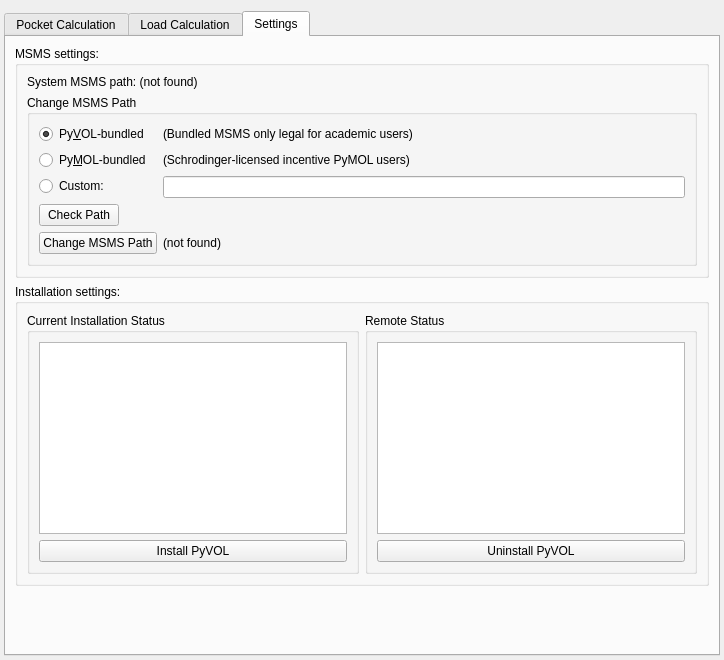
Old version of the form pyvol/pyvol_gui/pyvol_gui.ui in the repository schlessinger-lab/pyvol.
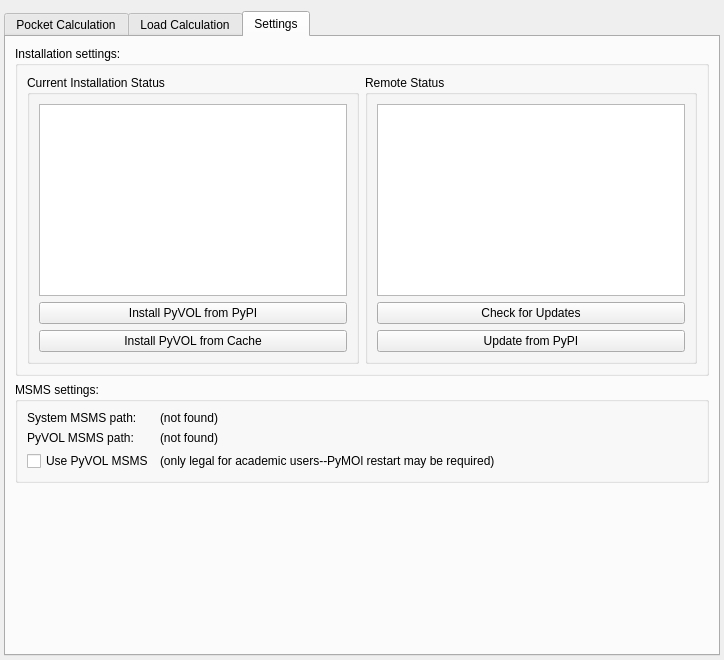
New version of the form. The open tabs and pages were chosen to show the change.

Commit message: fixed code for the msms settings checkbox

```diff
--- a/pyvol/pyvol_gui/pyvol_gui.ui
+++ b/pyvol/pyvol_gui/pyvol_gui.ui
@@ -550,96 +550,6 @@
        <string notr="true">Settings</string>
       </attribute>
       <layout class="QVBoxLayout" name="verticalLayout_8">
-       <item>
-        <widget class="QGroupBox" name="msms_box">
-         <property name="title">
-          <string>MSMS settings:</string>
-         </property>
-         <layout class="QVBoxLayout" name="verticalLayout_7">
-          <item>
-           <widget class="QLabel" name="msms_status_label">
-            <property name="text">
-             <string>System MSMS path: (not found)</string>
-            </property>
-           </widget>
-          </item>
-          <item>
-           <widget class="QGroupBox" name="msms_source_box">
-            <property name="title">
-             <string>Change MSMS Path</string>
-            </property>
-            <layout class="QFormLayout" name="formLayout_5">
-             <item row="0" column="0">
-              <widget class="QRadioButton" name="msms_default_rbutton">
-               <property name="text">
-                <string>Py&amp;VOL-bundled</string>
-               </property>
-               <property name="checked">
-                <bool>true</bool>
-               </property>
-              </widget>
-             </item>
-             <item row="1" column="0">
-              <widget class="QRadioButton" name="msms_pymol_rbutton">
-               <property name="text">
-                <string>Py&amp;MOL-bundled</string>
-               </property>
-               <property name="checked">
-                <bool>false</bool>
-               </property>
-              </widget>
-             </item>
-             <item row="2" column="0">
-              <widget class="QRadioButton" name="msms_custom_rbutton">
-               <property name="text">
-                <string>Custom:</string>
-               </property>
-              </widget>
-             </item>
-             <item row="2" column="1">
-              <widget class="QLineEdit" name="msms_custom_ledit"/>
-             </item>
-             <item row="3" column="0">
-              <widget class="QPushButton" name="check_source_button">
-               <property name="text">
-                <string>Check Path</string>
-               </property>
-              </widget>
-             </item>
-             <item row="1" column="1">
-              <widget class="QLabel" name="label_4">
-               <property name="text">
-                <string>(Schrodinger-licensed incentive PyMOL users)</string>
-               </property>
-              </widget>
-             </item>
-             <item row="0" column="1">
-              <widget class="QLabel" name="label_5">
-               <property name="text">
-                <string>(Bundled MSMS only legal for academic users)</string>
-               </property>
-              </widget>
-             </item>
-             <item row="4" column="0">
-              <widget class="QPushButton" name="msms_new_button">
-               <property name="text">
-                <string>Change MSMS Path</string>
-               </property>
-              </widget>
-             </item>
-             <item row="4" column="1">
-              <widget class="QLabel" name="msms_new_label">
-               <property name="text">
-                <string>(not found)</string>
-               </property>
-              </widget>
-             </item>
-            </layout>
-           </widget>
-          </item>
-         </layout>
-        </widget>
-       </item>
        <item>
         <widget class="QGroupBox" name="install_settings_box">
          <property name="title">
@@ -656,9 +566,16 @@
               <widget class="QTextBrowser" name="install_status_browser"/>
              </item>
              <item>
-              <widget class="QPushButton" name="install_status_button">
+              <widget class="QPushButton" name="install_remote_button">
                <property name="text">
-                <string>Install PyVOL</string>
+                <string>Install PyVOL from PyPI</string>
+               </property>
+              </widget>
+             </item>
+             <item>
+              <widget class="QPushButton" name="install_cache_button">
+               <property name="text">
+                <string>Install PyVOL from Cache</string>
                </property>
               </widget>
              </item>
@@ -675,9 +592,16 @@
               <widget class="QTextBrowser" name="install_remote_browser"/>
              </item>
              <item>
-              <widget class="QPushButton" name="install_remote_button">
+              <widget class="QPushButton" name="check_updates_button">
                <property name="text">
-                <string>Uninstall PyVOL</string>
+                <string>Check for Updates</string>
+               </property>
+              </widget>
+             </item>
+             <item>
+              <widget class="QPushButton" name="update_button">
+               <property name="text">
+                <string>Update from PyPI</string>
                </property>
               </widget>
              </item>
@@ -687,6 +611,57 @@
          </layout>
         </widget>
        </item>
+       <item>
+        <widget class="QGroupBox" name="msms_box">
+         <property name="title">
+          <string>MSMS settings:</string>
+         </property>
+         <layout class="QFormLayout" name="formLayout_3">
+          <item row="0" column="0">
+           <widget class="QLabel" name="msms_status_label">
+            <property name="text">
+             <string>System MSMS path:</string>
+            </property>
+           </widget>
+          </item>
+          <item row="1" column="0">
+           <widget class="QLabel" name="msms_pyvol_perm_label">
+            <property name="text">
+             <string>PyVOL MSMS path: </string>
+            </property>
+           </widget>
+          </item>
+          <item row="0" column="1">
+           <widget class="QLabel" name="msms_system_label">
+            <property name="text">
+             <string>(not found)</string>
+            </property>
+           </widget>
+          </item>
+          <item row="1" column="1">
+           <widget class="QLabel" name="msms_pyvol_label">
+            <property name="text">
+             <string>(not found)</string>
+            </property>
+           </widget>
+          </item>
+          <item row="3" column="1">
+           <widget class="QLabel" name="msms_legality_label">
+            <property name="text">
+             <string>(only legal for academic users--PyMOl restart may be required)</string>
+            </property>
+           </widget>
+          </item>
+          <item row="3" column="0">
+           <widget class="QCheckBox" name="msms_included_cbox">
+            <property name="text">
+             <string>Use PyVOL MSMS</string>
+            </property>
+           </widget>
+          </item>
+         </layout>
+        </widget>
+       </item>
        <item>
         <spacer name="verticalSpacer_2">
          <property name="orientation">
```
The commit also changes 14 other files.
